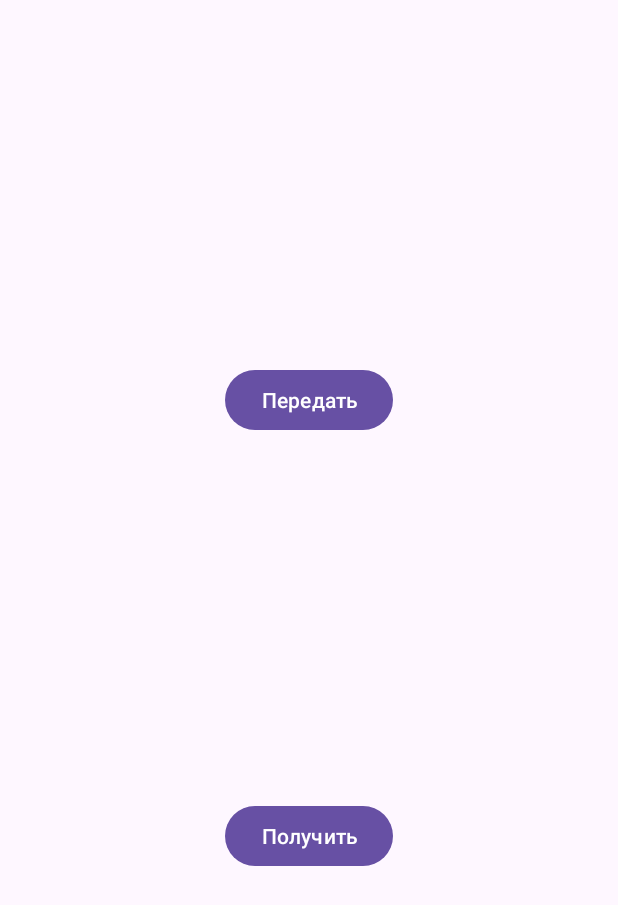
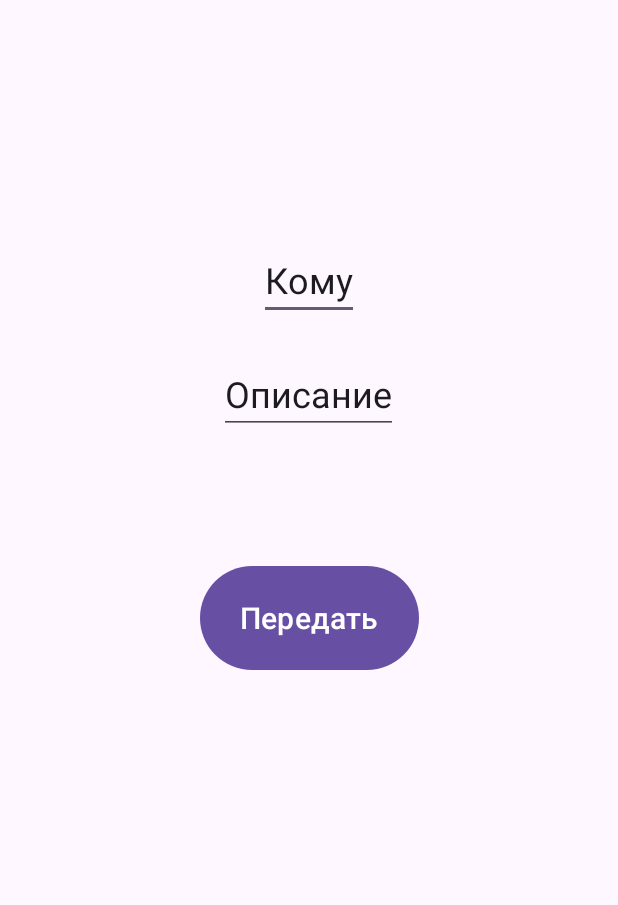
Before and after one commit to triplef-6/Android_labs, an Android app: the screen it shows after launch (MainActivity), on a phone screen of 412 x 824 dp. Shown: the top 905 px of the screen. Run offline under Robolectric (Android 15) with nearby library versions, the phone set to English and light mode, and no system bars.

Commit message:
Передача сообщения с одного экрана на другой

```diff
--- a/Threeactivities/app/src/main/java/com/example/threeactivities/MainActivity.kt
+++ b/Threeactivities/app/src/main/java/com/example/threeactivities/MainActivity.kt
@@ -3,6 +3,7 @@ package com.example.threeactivities
 import android.content.Intent
 import android.os.Bundle
 import android.widget.Button
+import android.widget.TextView
 import androidx.activity.enableEdgeToEdge
 import androidx.appcompat.app.AppCompatActivity
 import androidx.core.view.ViewCompat
@@ -13,21 +14,31 @@ class MainActivity : AppCompatActivity() {
         super.onCreate(savedInstanceState)
         enableEdgeToEdge()
         setContentView(R.layout.activity_main)
+
         ViewCompat.setOnApplyWindowInsetsListener(findViewById(R.id.main)) { v, insets ->
             val systemBars = insets.getInsets(WindowInsetsCompat.Type.systemBars())
             v.setPadding(systemBars.left, systemBars.top, systemBars.right, systemBars.bottom)
             insets
         }
 
+//        button.setOnClickListener {
+//            val intent = Intent(this@MainActivity, FirstActivity::class.java)
+//            startActivity(intent)
+//        }
         val button: Button = findViewById(R.id.button1)
+        val edit_address: TextView = findViewById(R.id.edit_address)
+        val edit_gift: TextView = findViewById(R.id.edit_gift)
+
         button.setOnClickListener {
-            val intent = Intent(this@MainActivity, FirstActivity::class.java)
+            val intent = Intent(this@MainActivity, SecondActivity::class.java)
+            intent.putExtra("username", edit_address.text.toString())
+            intent.putExtra("gift", edit_gift.text.toString())
             startActivity(intent)
         }
-        val button2: Button = findViewById(R.id.button2)
-        button2.setOnClickListener {
-            val intent = Intent(this@MainActivity, SecondActivity::class.java)
-            startActivity(intent)
-        }
+//        val button2: Button = findViewById(R.id.button2)
+//        button2.setOnClickListener {
+//            val intent = Intent(this@MainActivity, SecondActivity::class.java)
+//            startActivity(intent)
+//        }
     }
 }
--- a/Threeactivities/app/src/main/res/layout/activity_first.xml
+++ b/Threeactivities/app/src/main/res/layout/activity_first.xml
@@ -3,4 +3,9 @@
     android:layout_width="match_parent"
     android:layout_height="match_parent">
 
+    <TextView
+        android:id="@+id/textView"
+        android:layout_width="match_parent"
+        android:layout_height="wrap_content"
+        android:text="TextView" />
 </ScrollView>
--- a/Threeactivities/app/src/main/res/layout/activity_main.xml
+++ b/Threeactivities/app/src/main/res/layout/activity_main.xml
@@ -21,26 +21,56 @@
 
     <Button
         android:id="@+id/button1"
+        android:layout_width="146dp"
+        android:layout_height="77dp"
+        android:text="@string/button1"
+        android:textSize="20sp"
+        app:layout_constraintBottom_toBottomOf="parent"
+        app:layout_constraintEnd_toEndOf="parent"
+        app:layout_constraintStart_toStartOf="parent"
+        app:layout_constraintTop_toTopOf="parent"
+        app:layout_constraintVertical_bias="0.5" />
+
+<!--    <Button-->
+<!--        android:id="@+id/button2"-->
+<!--        android:layout_width="wrap_content"-->
+<!--        android:layout_height="wrap_content"-->
+<!--        android:text="@string/button2"-->
+<!--        app:layout_constraintBottom_toBottomOf="parent"-->
+<!--        app:layout_constraintEnd_toEndOf="parent"-->
+<!--        app:layout_constraintHorizontal_bias="0.5"-->
+<!--        app:layout_constraintStart_toStartOf="parent"-->
+<!--        app:layout_constraintTop_toBottomOf="@+id/button1"-->
+<!--        app:layout_constraintVertical_bias="0.5" />-->
+
+    <EditText
+        android:id="@+id/edit_address"
         android:layout_width="wrap_content"
         android:layout_height="wrap_content"
-        android:text="@string/button1"
-        app:layout_constraintBottom_toTopOf="@+id/button2"
+        android:text="Кому"
+        android:textSize="24sp"
+        app:layout_constraintBottom_toTopOf="@+id/button1"
         app:layout_constraintEnd_toEndOf="parent"
         app:layout_constraintHorizontal_bias="0.5"
         app:layout_constraintStart_toStartOf="parent"
         app:layout_constraintTop_toTopOf="parent"
-        app:layout_constraintVertical_bias="0.5" />
+        app:layout_constraintVertical_bias="0.5"
+        tools:ignore="MissingConstraints" />
 
-    <Button
-        android:id="@+id/button2"
+    <EditText
+        android:id="@+id/edit_gift"
         android:layout_width="wrap_content"
         android:layout_height="wrap_content"
-        android:text="@string/button2"
-        app:layout_constraintBottom_toBottomOf="parent"
+        android:layout_marginBottom="84dp"
+        android:text="Описание"
+        android:textSize="24sp"
+        app:layout_constraintBottom_toTopOf="@+id/button1"
         app:layout_constraintEnd_toEndOf="parent"
-        app:layout_constraintHorizontal_bias="0.5"
+        app:layout_constraintHorizontal_bias="0.498"
         app:layout_constraintStart_toStartOf="parent"
-        app:layout_constraintTop_toBottomOf="@+id/button1"
-        app:layout_constraintVertical_bias="0.5" />
+        app:layout_constraintTop_toBottomOf="@+id/textView2"
+        app:layout_constraintVertical_bias="0.5"
+        tools:ignore="MissingConstraints" />
+
 
 </androidx.constraintlayout.widget.ConstraintLayout>
--- a/Threeactivities/app/src/main/res/layout/activity_second.xml
+++ b/Threeactivities/app/src/main/res/layout/activity_second.xml
@@ -3,4 +3,10 @@
     android:layout_width="match_parent"
     android:layout_height="match_parent">
 
+    <TextView
+        android:id="@+id/textview_second_info"
+        android:layout_width="match_parent"
+        android:layout_height="wrap_content"
+        android:text="TextView"
+        android:textSize="34sp" />
 </ScrollView>
```
Also changed, not shown: Threeactivities/app/src/main/java/com/example/threeactivities/SecondActivity.kt (+10 -0 lines).
